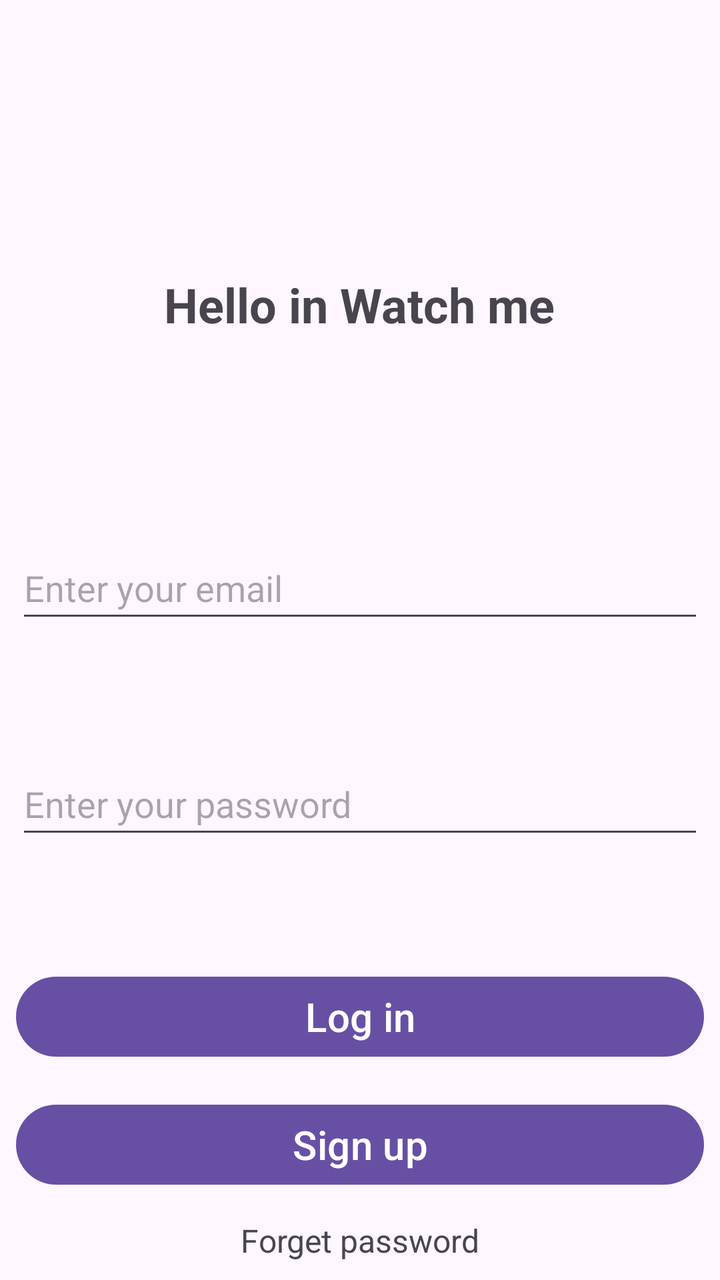
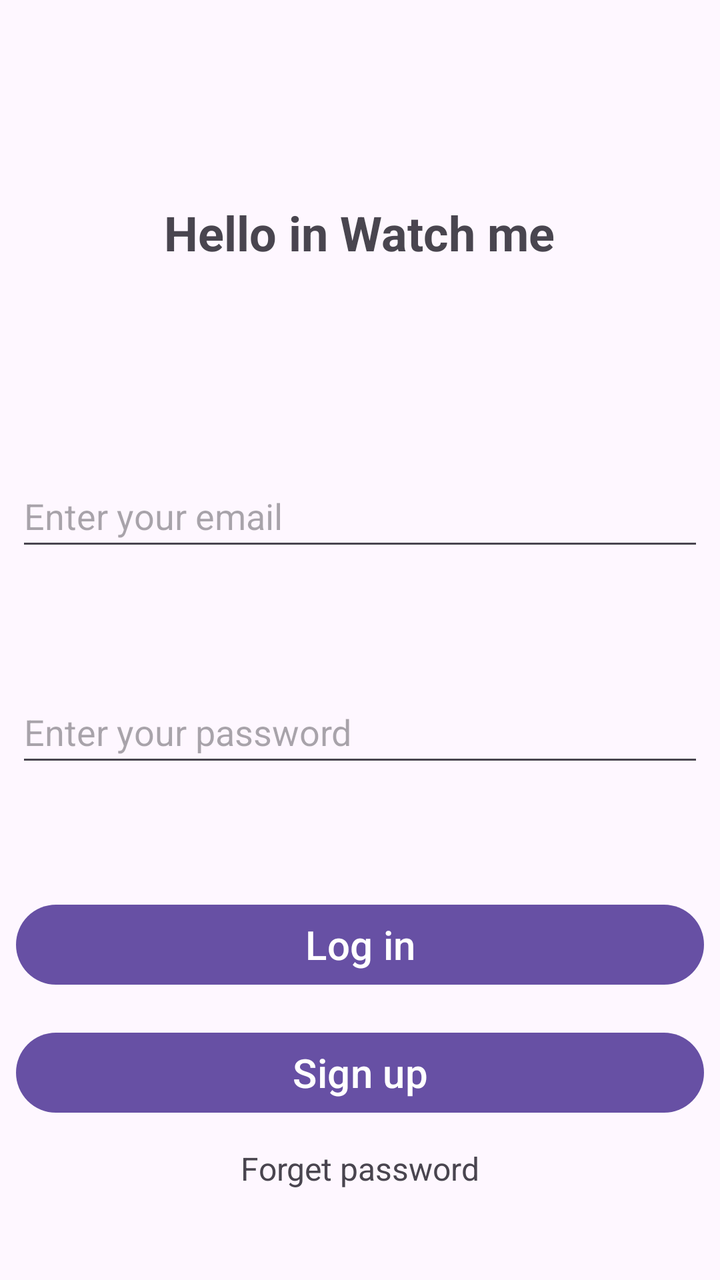

Two renders of the same Android screen: before a commit and after it. Below are the layout's source before the change and the commit's diff.
<!-- AndroidManifest.xml: application theme Theme.WatchMe -->
<!-- res/layout/fragment_login.xml -->
<?xml version="1.0" encoding="utf-8"?>
<FrameLayout xmlns:android="http://schemas.android.com/apk/res/android"
    xmlns:app="http://schemas.android.com/apk/res-auto"
    xmlns:tools="http://schemas.android.com/tools"
    android:layout_width="match_parent"
    android:layout_height="match_parent"
    tools:context=".accessusers.Login">

    <androidx.constraintlayout.widget.ConstraintLayout
        android:layout_width="match_parent"
        android:layout_height="match_parent">

        <TextView
            android:id="@+id/textView"
            android:layout_width="wrap_content"
            android:layout_height="wrap_content"
            android:layout_marginTop="136dp"
            android:text="Hello in Watch me"
            android:textSize="24sp"
            android:textStyle="bold"
            app:layout_constraintEnd_toEndOf="parent"
            app:layout_constraintHorizontal_bias="0.498"
            app:layout_constraintStart_toStartOf="parent"
            app:layout_constraintTop_toTopOf="parent" />

        <EditText
            android:id="@+id/email_edt"
            android:layout_width="0dp"
            android:layout_height="48dp"
            android:layout_marginLeft="8dp"
            android:layout_marginTop="100dp"
            android:layout_marginRight="8dp"
            android:ems="10"
            android:hint="Enter your email"
            android:inputType="textEmailAddress"
            app:layout_constraintEnd_toEndOf="parent"
            app:layout_constraintHorizontal_bias="0.497"
            app:layout_constraintStart_toStartOf="parent"
            app:layout_constraintTop_toBottomOf="@+id/textView" />

        <EditText
            android:id="@+id/password_edt"
            android:layout_width="0dp"
            android:layout_height="48dp"
            android:layout_marginLeft="8dp"
            android:layout_marginTop="60dp"
            android:layout_marginRight="8dp"
            android:ems="10"
            android:hint="@string/password_hint"
            android:inputType="textPassword"
            app:layout_constraintEnd_toEndOf="parent"
            app:layout_constraintHorizontal_bias="0.497"
            app:layout_constraintStart_toStartOf="parent"
            app:layout_constraintTop_toBottomOf="@+id/email_edt" />

        <Button
            android:id="@+id/login_btn"
            style="@style/Widget.Material3.Button"
            android:layout_width="0dp"
            android:layout_height="wrap_content"
            android:layout_marginLeft="8dp"
            android:layout_marginTop="60dp"
            android:layout_marginRight="8dp"
            android:text="Log in"
            android:textSize="20sp"
            app:layout_constraintEnd_toEndOf="parent"
            app:layout_constraintHorizontal_bias="0.498"
            app:layout_constraintStart_toStartOf="parent"
            app:layout_constraintTop_toBottomOf="@+id/password_edt" />

        <Button
            android:id="@+id/signup_btn"
            android:layout_width="0dp"
            android:layout_height="wrap_content"
            android:layout_marginLeft="8dp"
            android:layout_marginTop="16dp"
            android:layout_marginRight="8dp"
            android:text="Sign up"
            android:textSize="20sp"
            app:layout_constraintEnd_toEndOf="parent"
            app:layout_constraintStart_toStartOf="parent"
            app:layout_constraintTop_toBottomOf="@+id/login_btn" />

        <TextView
            android:id="@+id/forget_password_tv"
            android:layout_width="wrap_content"
            android:layout_height="wrap_content"
            android:layout_marginTop="13dp"
            android:text="Forget password"
            android:textSize="16sp"
            app:layout_constraintEnd_toEndOf="parent"
            app:layout_constraintStart_toStartOf="parent"
            app:layout_constraintTop_toBottomOf="@+id/signup_btn" />
    </androidx.constraintlayout.widget.ConstraintLayout>
</FrameLayout>
<!-- resources referenced by this layout -->
<resources>
  <string name="password_hint">Enter your password</string>
  <style name="Theme.WatchMe" parent="Base.Theme.WatchMe" />
  <style name="Base.Theme.WatchMe" parent="Theme.Material3.DayNight.NoActionBar">
          
          
      </style>
</resources>

<!-- the commit's change to res/layout/fragment_login.xml (unified diff, before → after) -->
@@ -14,12 +14,12 @@
             android:id="@+id/textView"
             android:layout_width="wrap_content"
             android:layout_height="wrap_content"
-            android:layout_marginTop="136dp"
+            android:layout_marginTop="100dp"
             android:text="Hello in Watch me"
             android:textSize="24sp"
             android:textStyle="bold"
             app:layout_constraintEnd_toEndOf="parent"
-            app:layout_constraintHorizontal_bias="0.498"
+            app:layout_constraintHorizontal_bias="0.497"
             app:layout_constraintStart_toStartOf="parent"
             app:layout_constraintTop_toTopOf="parent" />
 
